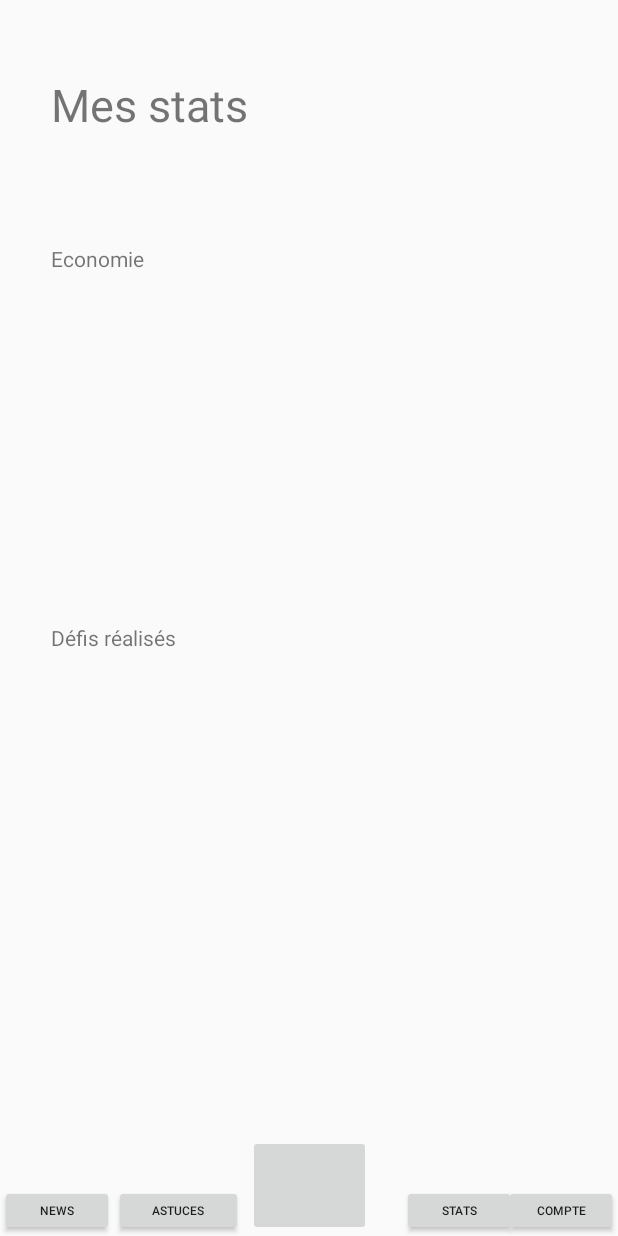
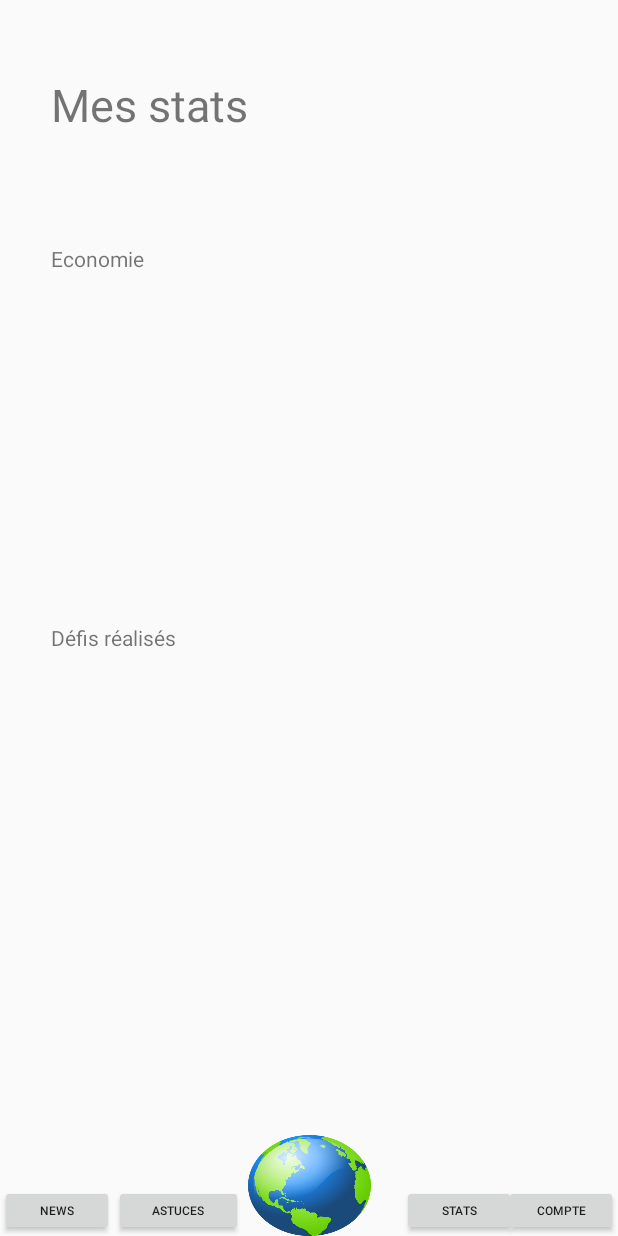
Before and after one commit to Aitux/ecostate, an Android app: the Stats screen opened directly, with no data from a screen before it, on a phone screen of 412 x 824 dp. Run offline under Robolectric (Android 15) with nearby library versions, the phone set to English and light mode, and no system bars.

Commit message:
correction logo dans activité stats

```diff
--- a/app/src/main/res/layout/activity_stats.xml
+++ b/app/src/main/res/layout/activity_stats.xml
@@ -23,7 +23,7 @@
         android:id="@+id/imageButton19"
         android:layout_width="82dp"
         android:layout_height="67dp"
-        app:background="@drawable/earth"
+        android:background="@drawable/earth"
         app:layout_constraintBottom_toBottomOf="parent"
         app:layout_constraintEnd_toEndOf="parent"
         app:layout_constraintHorizontal_bias="0.501"
```
